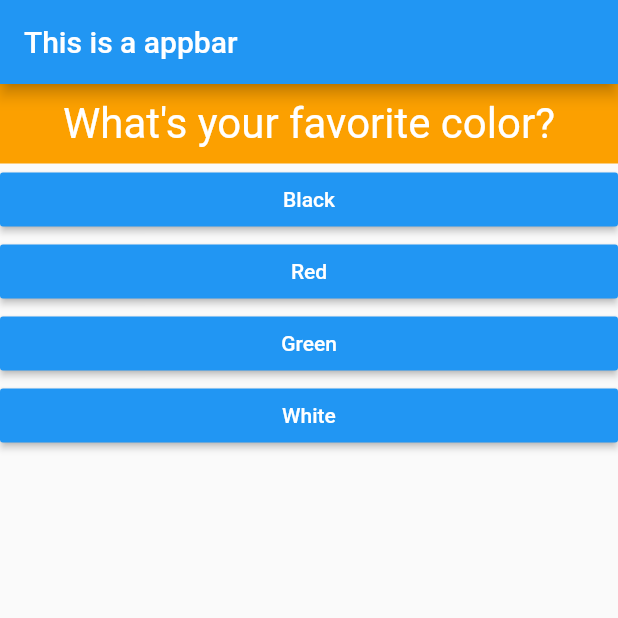
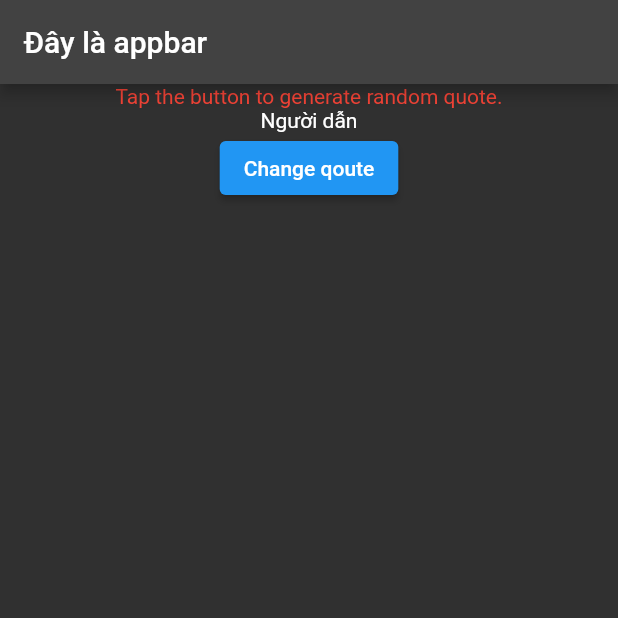
Before and after one commit to boybeo68/learn-flutter, a Flutter app: the screen it shows after launch, on a phone screen of 412 x 824 dp, the top half of it. Run offline on Flutter 3.47's test engine with Material 2 defaults, Android fonts, the phone set to English and light mode, and no system bars; missing offline and left inert: quoter.

```diff
--- a/lib/main.dart
+++ b/lib/main.dart
@@ -1,86 +1,46 @@
 import 'package:flutter/material.dart';
-import './question.dart';
-import './answer.dart';
-import './result.dart';
-import './quiz.dart';
+import 'package:flutter_complete_guide/textControl.dart';
+import 'package:flutter_complete_guide/textQuote.dart';
+import 'package:quoter/quoter.dart';
 
-void main() => runApp(MyApp());
+void main() => runApp(Assignment());
 
-class MyApp extends StatefulWidget {
+class Assignment extends StatefulWidget {
+  final Quoter quoterText;
+  const Assignment({
+    Key? key,
+    this.quoterText = const Quoter(),
+  }) : super(key: key);
+
   @override
-  State<MyApp> createState() => _MyAppState();
+  State<Assignment> createState() => _AssignmentState();
 }
 
-class _MyAppState extends State<MyApp> {
-  int _questionIndex = 0;
-  int _totalScore = 0;
+class _AssignmentState extends State<Assignment> {
+  Quote? _fixText;
 
-  void _answerQuestion(int score) {
-    _totalScore += score;
-    print(_questionIndex);
+  void _onChangeText() {
     setState(() {
-      _questionIndex = (_questionIndex + 1);
+      _fixText = widget.quoterText.getRandomQuote();
     });
   }
 
-  void _onReset() {
-    _totalScore = 0;
-    setState(() {
-      _questionIndex = 0;
-    });
-  }
-
-  // This widget is the root of your application.
   @override
   Widget build(BuildContext context) {
-    const _questions = [
-      {
-        'questionText': 'What\'s your favorite color?',
-        'answers': [
-          {'text': 'Black', 'score': 10},
-          {'text': 'Red', 'score': 5},
-          {'text': 'Green', 'score': 3},
-          {'text': 'White', 'score': 1},
-        ],
-      },
-      {
-        'questionText': 'What\'s your favorite animal?',
-        'answers': [
-          {'text': 'Rabbit', 'score': 3},
-          {'text': 'Snake', 'score': 11},
-          {'text': 'Elephant', 'score': 5},
-          {'text': 'Lion', 'score': 9},
-        ],
-      },
-      {
-        'questionText': 'Who\'s your favorite instructor?',
-        'answers': [
-          {'text': 'Max', 'score': 1},
-          {'text': 'Max', 'score': 1},
-          {'text': 'Max', 'score': 1},
-          {'text': 'Max', 'score': 1},
-        ],
-      },
-    ];
     return MaterialApp(
-      title: 'Flutter Demo',
-      theme: ThemeData(
-        primarySwatch: Colors.blue,
-      ),
-      home: Scaffold(
-          appBar: AppBar(
-            title: Text('This is a appbar'),
-          ),
-          body: (_questionIndex < _questions.length)
-              ? Quiz(
-                  questions: _questions,
-                  answerQuestion: _answerQuestion,
-                  questionIndex: _questionIndex,
+        title: 'Assignment session1',
+        theme: ThemeData.dark(),
+        home: Scaffold(
+            appBar: AppBar(
+              title: Text('Đây là appbar'),
+            ),
+            body: Column(
+              children: [
+                TextQuote(quoterText: _fixText),
+                Button(
+                  onChangeText: _onChangeText,
                 )
-              : Result(
-                  score: _totalScore,
-                  onReset: _onReset,
-                )),
-    );
+              ],
+            )));
   }
 }
--- /dev/null
+++ b/lib/textControl.dart
@@ -0,0 +1,14 @@
+import 'package:flutter/material.dart';
+
+class Button extends StatelessWidget {
+  final VoidCallback onChangeText;
+  const Button({Key? key, required this.onChangeText}) : super(key: key);
+
+  @override
+  Widget build(BuildContext context) {
+    return Center(
+      child:
+          ElevatedButton(onPressed: onChangeText, child: Text('Change qoute')),
+    );
+  }
+}
--- /dev/null
+++ b/lib/textQuote.dart
@@ -0,0 +1,24 @@
+import 'package:flutter/material.dart';
+import 'package:quoter/quoter.dart';
+
+class TextQuote extends StatelessWidget {
+  final Quote? quoterText;
+
+  const TextQuote({Key? key, this.quoterText}) : super(key: key);
+
+  @override
+  Widget build(BuildContext context) {
+    return Column(
+      children: [
+        Text(
+          quoterText?.quotation ?? 'Tap the button to generate random quote.',
+          textAlign: TextAlign.center,
+          style: const TextStyle(color: Colors.red),
+        ),
+        Text(
+          quoterText?.quotee ?? 'Người dẫn',
+        ),
+      ],
+    );
+  }
+}
--- a/pubspec.yaml
+++ b/pubspec.yaml
@@ -33,6 +33,7 @@ dependencies:
   # The following adds the Cupertino Icons font to your application.
   # Use with the CupertinoIcons class for iOS style icons.
   cupertino_icons: ^1.0.2
+  quoter: ^0.0.1
 
 dev_dependencies:
   flutter_test:
```
Also changed, not shown: lib/main2.dart (added, +86 -0 lines), pubspec.lock, 14 other files.
